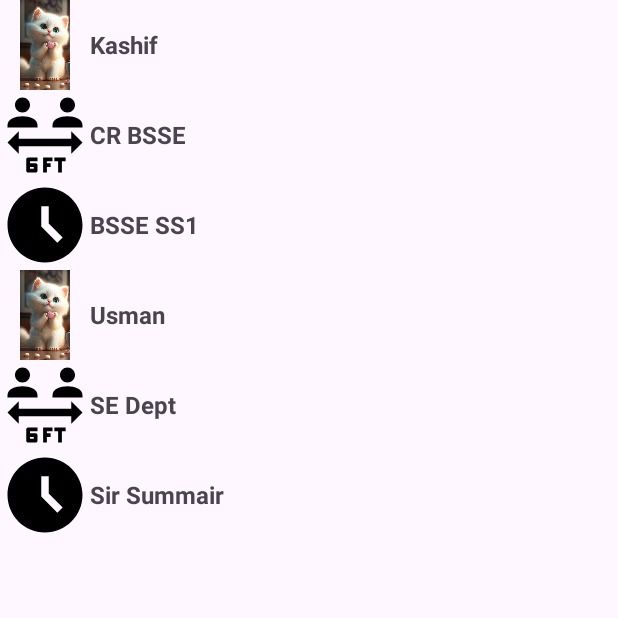
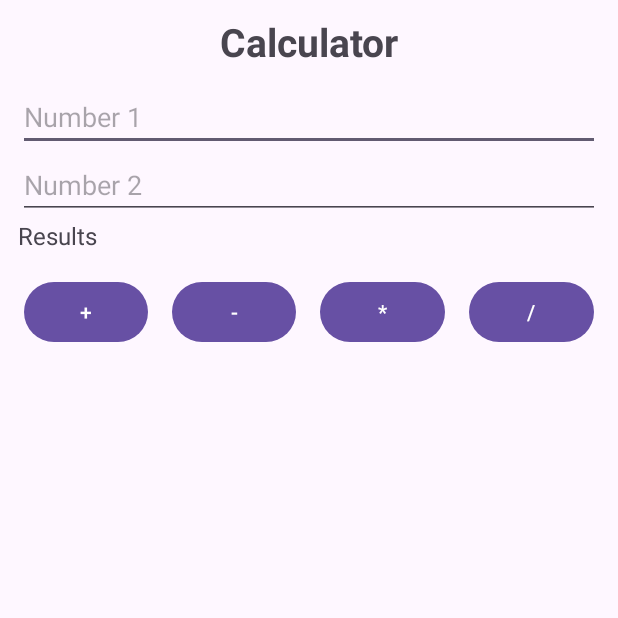
Before and after one commit to UsamaHaf/BSSE_SS1, an Android app: the screen it shows after launch (RecyclerViewActivity before the commit, CalculatorActivity after it), on a phone screen of 412 x 824 dp, the top half of it. Run offline under Robolectric (Android 15) with nearby library versions, the phone set to English and light mode, and no system bars.

Commit message:
Calculator Activity

```diff
--- a/app/src/main/AndroidManifest.xml
+++ b/app/src/main/AndroidManifest.xml
@@ -20,20 +20,17 @@
         android:theme="@style/Theme.BSSESS1"
         tools:targetApi="31">
         <activity
+            android:name=".CalculatorActivity"
+            android:exported="false" />
+        <activity
             android:name=".HomePageActivity"
             android:exported="false" />
         <activity
             android:name=".RecyclerViewActivity"
-            android:exported="true">
-            <intent-filter>
-                <action android:name="android.intent.action.MAIN" />
-
-                <category android:name="android.intent.category.LAUNCHER" />
-            </intent-filter>
-        </activity>
+            android:exported="true"></activity>
         <activity
             android:name=".MenusActivity"
-            android:exported="true"></activity>
+            android:exported="true" />
         <activity
             android:name=".IntentActivity"
             android:exported="true" />
@@ -45,7 +42,13 @@
             android:exported="true" />
         <activity
             android:name=".SplashScreenActivity"
-            android:exported="true" />
+            android:exported="true">
+            <intent-filter>
+                <action android:name="android.intent.action.MAIN" />
+
+                <category android:name="android.intent.category.LAUNCHER" />
+            </intent-filter>
+        </activity>
     </application>
 
 </manifest>
--- /dev/null
+++ b/app/src/main/java/com/usama/uos/bssess1/CalculatorActivity.kt
@@ -0,0 +1,40 @@
+package com.usama.uos.bssess1
+
+import android.os.Bundle
+import android.widget.Button
+import android.widget.EditText
+import android.widget.TextView
+import androidx.appcompat.app.AppCompatActivity
+
+class CalculatorActivity : AppCompatActivity() {
+
+   lateinit var txtNum1: EditText
+   lateinit var txtNum2: EditText
+   lateinit var textResults: TextView
+
+   lateinit var btnPlus: Button
+
+   override fun onCreate(savedInstanceState: Bundle?) {
+      super.onCreate(savedInstanceState)
+      setContentView(R.layout.activity_calculator)
+
+      txtNum1 = findViewById(R.id.txtNum1)
+      txtNum2 = findViewById(R.id.txtNum2)
+      textResults = findViewById(R.id.textResults)
+      btnPlus = findViewById(R.id.btnPlus)
+
+
+      btnPlus.setOnClickListener {
+
+         val strNum1 = txtNum1.text.toString().toDouble()
+         val strNum2 = txtNum2.text.toString().toDouble()
+
+         val result = strNum1 + strNum2
+         textResults.text = result.toString()
+
+
+      }
+
+
+   }
+}
--- a/app/src/main/java/com/usama/uos/bssess1/SplashScreenActivity.kt
+++ b/app/src/main/java/com/usama/uos/bssess1/SplashScreenActivity.kt
@@ -1,20 +1,21 @@
 package com.usama.uos.bssess1
 
+import android.content.Intent
 import android.os.Bundle
-import androidx.activity.enableEdgeToEdge
+import android.os.Handler
 import androidx.appcompat.app.AppCompatActivity
-import androidx.core.view.ViewCompat
-import androidx.core.view.WindowInsetsCompat
 
 class SplashScreenActivity : AppCompatActivity() {
    override fun onCreate(savedInstanceState: Bundle?) {
       super.onCreate(savedInstanceState)
-      enableEdgeToEdge()
-      setContentView(R.layout.activity_main)
-      ViewCompat.setOnApplyWindowInsetsListener(findViewById(R.id.main)) { v, insets ->
-         val systemBars = insets.getInsets(WindowInsetsCompat.Type.systemBars())
-         v.setPadding(systemBars.left, systemBars.top, systemBars.right, systemBars.bottom)
-         insets
-      }
+      setContentView(R.layout.activity_splash_screen)
+
+      Handler().postDelayed(Runnable {
+
+         startActivity(Intent(this@SplashScreenActivity, CalculatorActivity::class.java))
+
+      }, 3000)
+
+
    }
 }
--- /dev/null
+++ b/app/src/main/res/layout/activity_calculator.xml
@@ -0,0 +1,91 @@
+<?xml version="1.0" encoding="utf-8"?>
+<LinearLayout xmlns:android="http://schemas.android.com/apk/res/android"
+    xmlns:tools="http://schemas.android.com/tools"
+    android:id="@+id/main"
+    android:layout_width="match_parent"
+    android:layout_height="match_parent"
+    android:orientation="vertical"
+    tools:context=".CalculatorActivity">
+
+    <TextView
+
+        android:layout_width="match_parent"
+        android:layout_height="wrap_content"
+        android:layout_margin="10dp"
+        android:gravity="center"
+        android:text="@string/calculator"
+        android:textSize="26sp"
+        android:textStyle="bold" />
+
+    <EditText
+        android:inputType="number"
+        android:layout_marginLeft="12dp"
+        android:layout_marginRight="12dp"
+        android:id="@+id/txtNum1"
+        android:layout_width="match_parent"
+        android:layout_height="wrap_content"
+        android:hint="Number 1" />
+
+    <EditText
+        android:inputType="number"
+        android:layout_marginLeft="12dp"
+        android:layout_marginRight="12dp"
+        android:id="@+id/txtNum2"
+        android:layout_width="match_parent"
+        android:layout_height="wrap_content"
+        android:hint="Number 2" />
+
+    <TextView
+        android:textSize="16sp"
+        android:layout_marginLeft="12dp"
+        android:layout_marginRight="12dp"
+        android:id="@+id/textResults"
+        android:layout_width="match_parent"
+        android:layout_height="wrap_content"
+        android:text="Results" />
+
+
+    <LinearLayout
+        android:layout_width="match_parent"
+        android:layout_height="wrap_content"
+        android:orientation="horizontal"
+        android:padding="8dp"
+        android:weightSum="8">
+
+        <Button
+            android:id="@+id/btnPlus"
+            android:layout_width="0dp"
+            android:layout_height="wrap_content"
+            android:layout_margin="8dp"
+            android:layout_weight="2"
+            android:text="+" />
+
+        <Button
+            android:id="@+id/btnMinus"
+            android:layout_width="0dp"
+            android:layout_height="wrap_content"
+            android:layout_margin="8dp"
+            android:layout_weight="2"
+            android:text="-" />
+
+        <Button
+            android:id="@+id/btnMultiply"
+            android:layout_width="0dp"
+            android:layout_height="wrap_content"
+            android:layout_margin="8dp"
+            android:layout_weight="2"
+            android:text="*" />
+
+        <Button
+            android:id="@+id/btnDivide"
+            android:layout_width="0dp"
+            android:layout_height="wrap_content"
+            android:layout_margin="8dp"
+            android:layout_weight="2"
+            android:text="/" />
+
+
+    </LinearLayout>
+
+
+</LinearLayout>
--- a/app/src/main/res/values/strings.xml
+++ b/app/src/main/res/values/strings.xml
@@ -1,3 +1,4 @@
 <resources>
     <string name="app_name">BSSE SS1</string>
+    <string name="calculator">Calculator</string>
 </resources>
```
Also changed, not shown: app/src/main/res/layout/activity_splash_screen.xml (renamed from app/src/main/res/layout/activity_main.xml).
